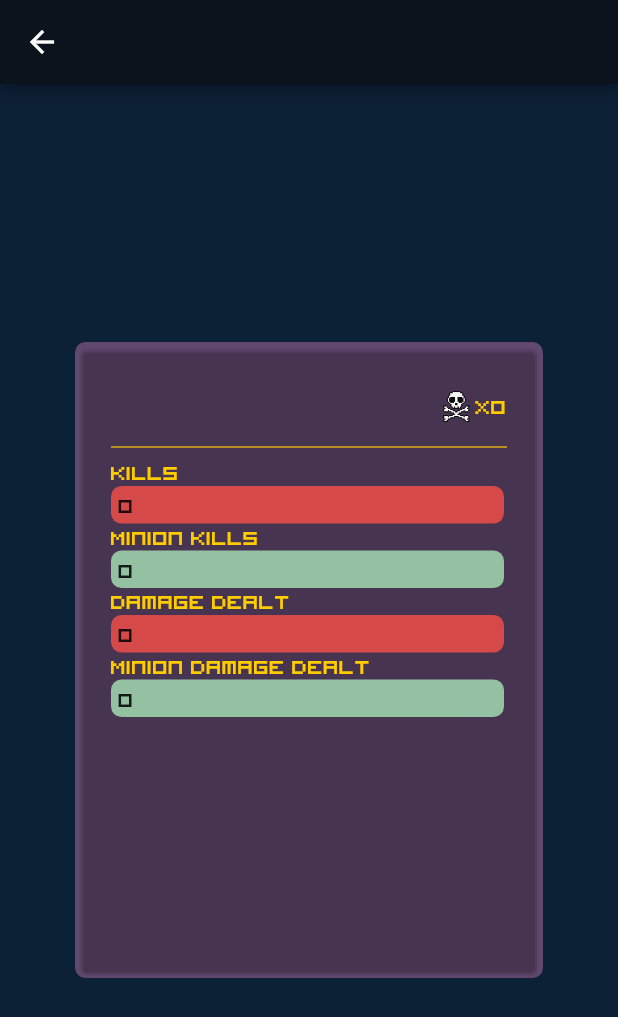
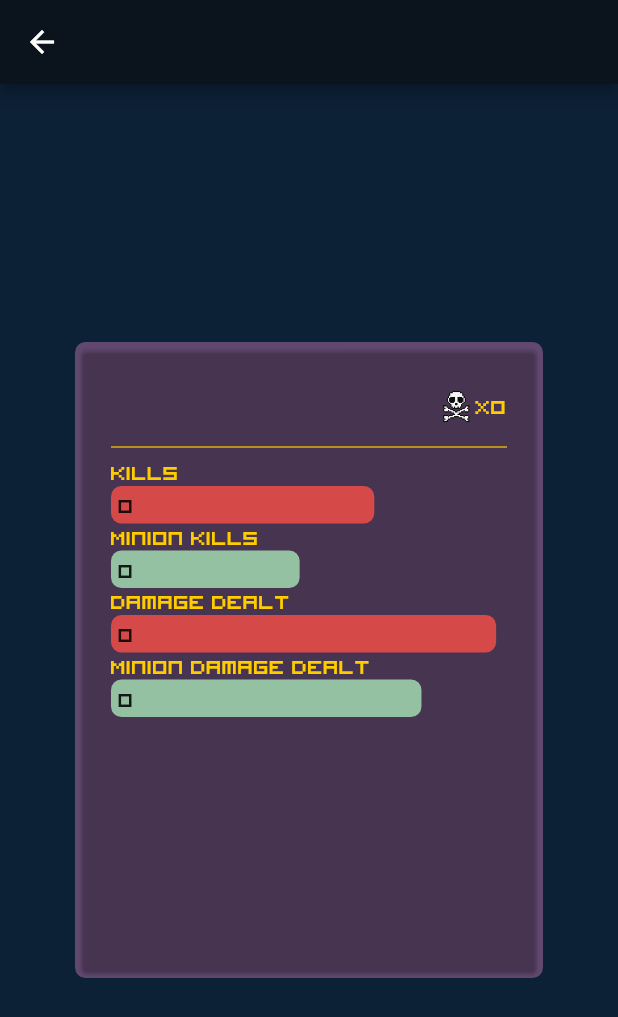
Before and after one commit to GrantNasution/CS4990-RoR2StatLog, a Flutter app: the LogView screen opened directly with empty values, on a phone screen of 412 x 824 dp. Shown: the top 1017 px of the screen. Run offline on Flutter 3.47's test engine with Material 2 defaults, Android fonts, the phone set to English and light mode, and no system bars; our stand-ins replace localstorage, simple_animations, sqflite; accounts and stored records are empty; project files that could hold a hidden picture were left out.

Commit message:
finished logic for bar length in logview.dart

```diff
--- a/lib/bar.dart
+++ b/lib/bar.dart
@@ -10,8 +10,8 @@ class Bar extends StatelessWidget {
   final int _baseDurationMs = 1000;
   final double _maxElementWidth = 200;
 
-  Bar(int length, String label, double maxLength, Color color) {
-    this.length = 1.0;
+  Bar(double length, String label, double maxLength, Color color) {
+    this.length = length;
     this.label = label;
     this.maxLength = maxLength;
     this.color = color;
--- a/lib/logview.dart
+++ b/lib/logview.dart
@@ -14,10 +14,31 @@ class LogView extends StatefulWidget {
 }
 
 class LogViewState extends State<LogView> {
-  List<double> barLengths = new List<double>();
+  double killLength, minionKillLength, damageDealtLength, mdamageDealtLength;
 
   void _findBarLengths() {
-
+    var random = new Random();
+    //Assume damageDealt > minionDamgeDealt > kills > minionKills
+    killLength = (60 + random.nextInt(9)).toDouble()/100.0;
+    minionKillLength = (40 + random.nextInt(19)).toDouble()/100.0;
+    damageDealtLength = (90 + random.nextInt(10)).toDouble()/100.0;
+    mdamageDealtLength = (70 + random.nextInt(10)).toDouble()/100.0;
+    //Swap values if assumptions were wrong
+    if(widget.log.kills < widget.log.minionKills) {
+      var temp = killLength;
+      killLength = minionKillLength;
+      minionKillLength = temp;
+    }
+    if(widget.log.damageDealt < widget.log.minionDamageDealt) {
+      var temp = damageDealtLength;
+      damageDealtLength = mdamageDealtLength;
+      mdamageDealtLength = temp;
+    }
+    if(widget.log.kills > widget.log.minionDamageDealt) {
+      var temp = killLength;
+      killLength = mdamageDealtLength;
+      mdamageDealtLength = killLength;
+    }
   }
 
   @override
@@ -86,7 +107,7 @@ class LogViewState extends State<LogView> {
                   fontFamily: 'RoRSquare',
                 ),
               ),
-              Bar(5, widget.log.kills.toString(), width - 50,
+              Bar(killLength, widget.log.kills.toString(), width - 50,
                   Color(0xffd64949)),
               Text(
                 'Minion Kills',
@@ -95,7 +116,7 @@ class LogViewState extends State<LogView> {
                   fontFamily: 'RoRSquare',
                 ),
               ),
-              Bar(5, widget.log.gminionKills.toString(), width - 50,
+              Bar(minionKillLength, widget.log.gminionKills.toString(), width - 50,
                   Color(0xff94c1a1)),
               Text(
                 'Damage Dealt',
@@ -104,7 +125,7 @@ class LogViewState extends State<LogView> {
                   fontFamily: 'RoRSquare',
                 ),
               ),
-              Bar(5, widget.log.damageDealt.toString(), width - 50,
+              Bar(damageDealtLength, widget.log.damageDealt.toString(), width - 50,
                   Color(0xffd64949)),
               Text(
                 'Minion Damage Dealt',
@@ -113,7 +134,7 @@ class LogViewState extends State<LogView> {
                   fontFamily: 'RoRSquare',
                 ),
               ),
-              Bar(5, widget.log.gminionDamageDealt.toString(), width - 50,
+              Bar(mdamageDealtLength, widget.log.gminionDamageDealt.toString(), width - 50,
                   Color(0xff94c1a1)),
             ],
           ),
```
